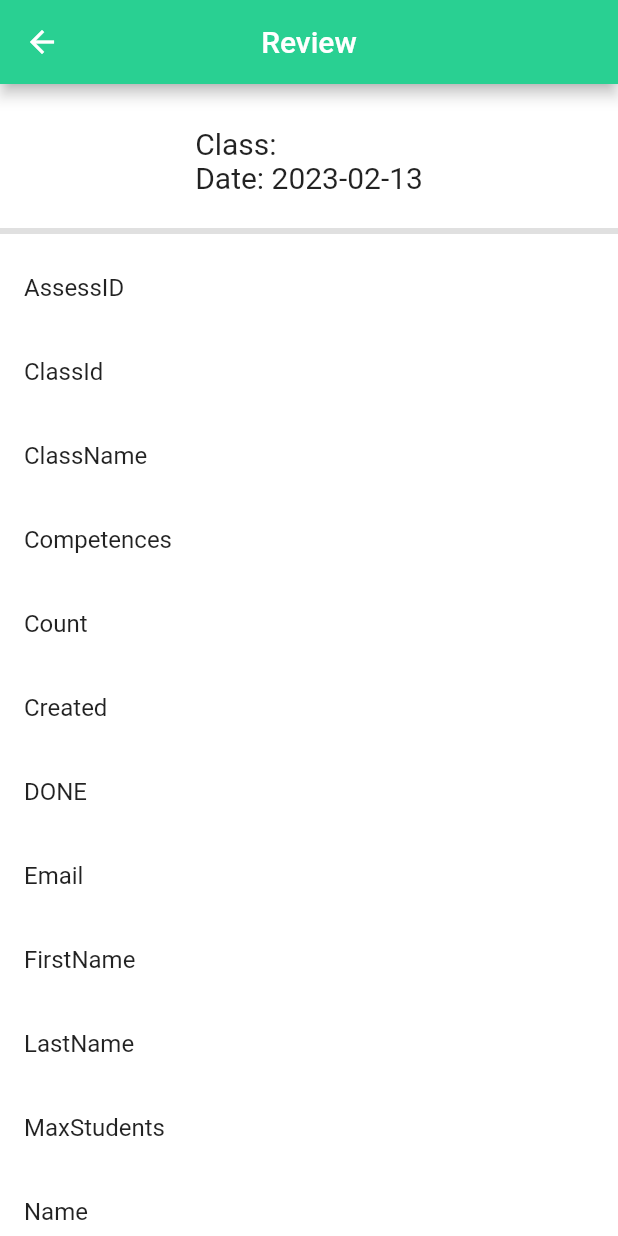
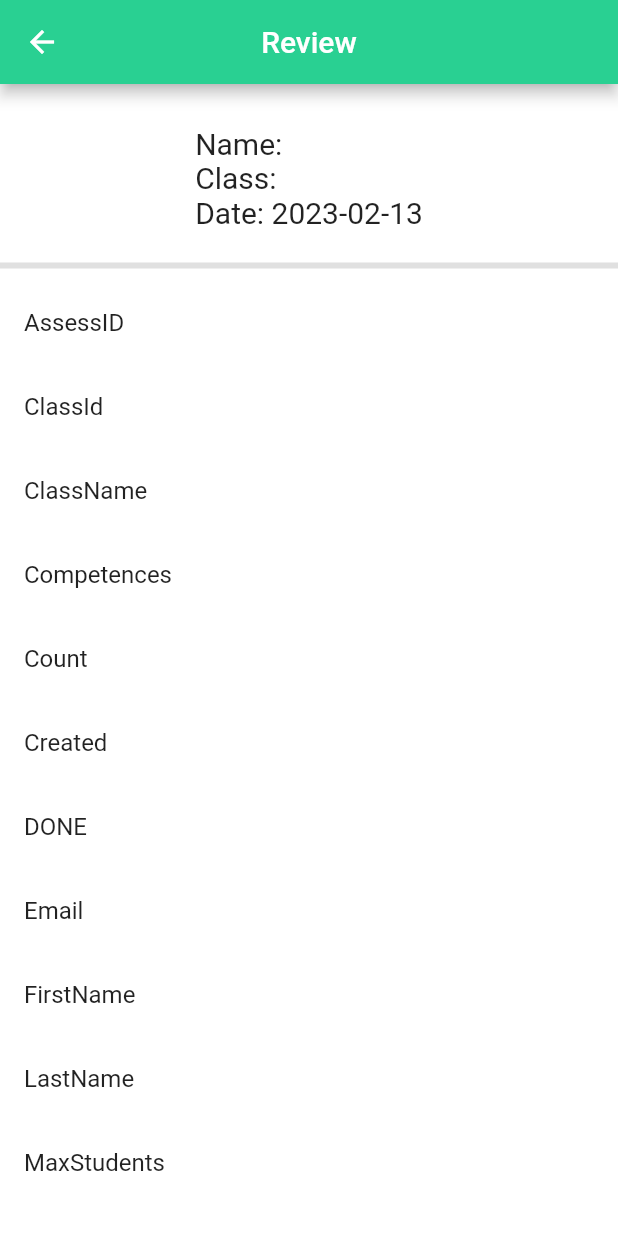
Before and after one commit to n1ghtbyte/Assessments-App, a Flutter app: the AssessmentCheck screen opened directly with empty values, on a phone screen of 412 x 824 dp. Run offline on Flutter 3.47's test engine with Material 2 defaults, Android fonts, the phone set to English and light mode, and no system bars; our stand-ins replace cloud_firestore, firebase_auth, firebase_core, fl_chart, flutter_speed_dial, loader_overlay; accounts and stored records are empty.

Commit message:
Class -> Name

```diff
--- a/lib/pages/Teacher/Assessments/AssessmentCheck.dart
+++ b/lib/pages/Teacher/Assessments/AssessmentCheck.dart
@@ -96,7 +96,7 @@ class _AssessmentCheckState extends State<AssessmentCheck> {
                         Container(
                           padding: EdgeInsets.all(14.0),
                           child: Text(
-                            "Class: ${data['ClassName']}\nDate: ${DateFormat('yyyy-MM-dd').format((data['Created'] as Timestamp).toDate())}",
+                            "Name: ${data['Name']}\nClass: ${data['ClassName']}\nDate: ${DateFormat('yyyy-MM-dd').format((data['Created'] as Timestamp).toDate())}",
                             style: TextStyle(fontSize: 20),
                           ),
                         ),
```
